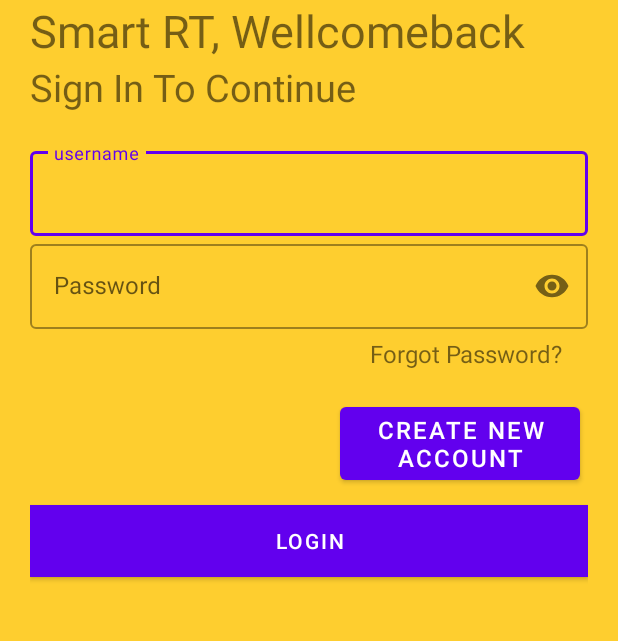
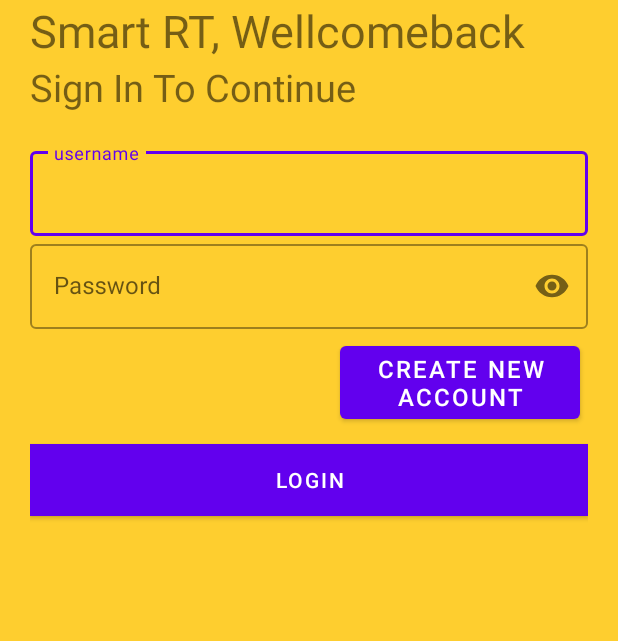
Before and after one commit to Truong-Giangg/SmartHRT, an Android app: the screen it shows after launch (Login), on a phone screen of 412 x 824 dp, the part 255-896 px from its top. Run offline under Robolectric (Android 15) with nearby library versions, the phone set to English and light mode, and no system bars; our stand-ins replace Firebase (no records; nobody signed in at launch, a user with empty details on screens opened directly); Roboto replaces fonts that are not available here; 1 statement that could not run was skipped.

Commit message:
rm: forgot password

```diff
--- a/app/src/main/res/layout/activity_login.xml
+++ b/app/src/main/res/layout/activity_login.xml
@@ -69,17 +69,17 @@
                 android:inputType="textPassword"/>
         </com.google.android.material.textfield.TextInputLayout>
 
-        <TextView
-            android:id="@+id/forgotpasstext"
-            android:layout_width="140dp"
-            android:layout_height="30dp"
-            android:layout_gravity="right"
-            android:layout_margin="5dp"
-            android:background="#fece2f"
-            android:elevation="0dp"
-            android:text="Forgot Password?"
+<!--        <TextView-->
+<!--            android:id="@+id/forgotpasstext"-->
+<!--            android:layout_width="140dp"-->
+<!--            android:layout_height="30dp"-->
+<!--            android:layout_gravity="right"-->
+<!--            android:layout_margin="5dp"-->
+<!--            android:background="#fece2f"-->
+<!--            android:elevation="0dp"-->
+<!--            android:text="Forgot Password?"-->
 
-            android:textSize="16sp" />
+<!--            android:textSize="16sp" />-->
 
         <Button
             android:id="@+id/signup_screen"
```
